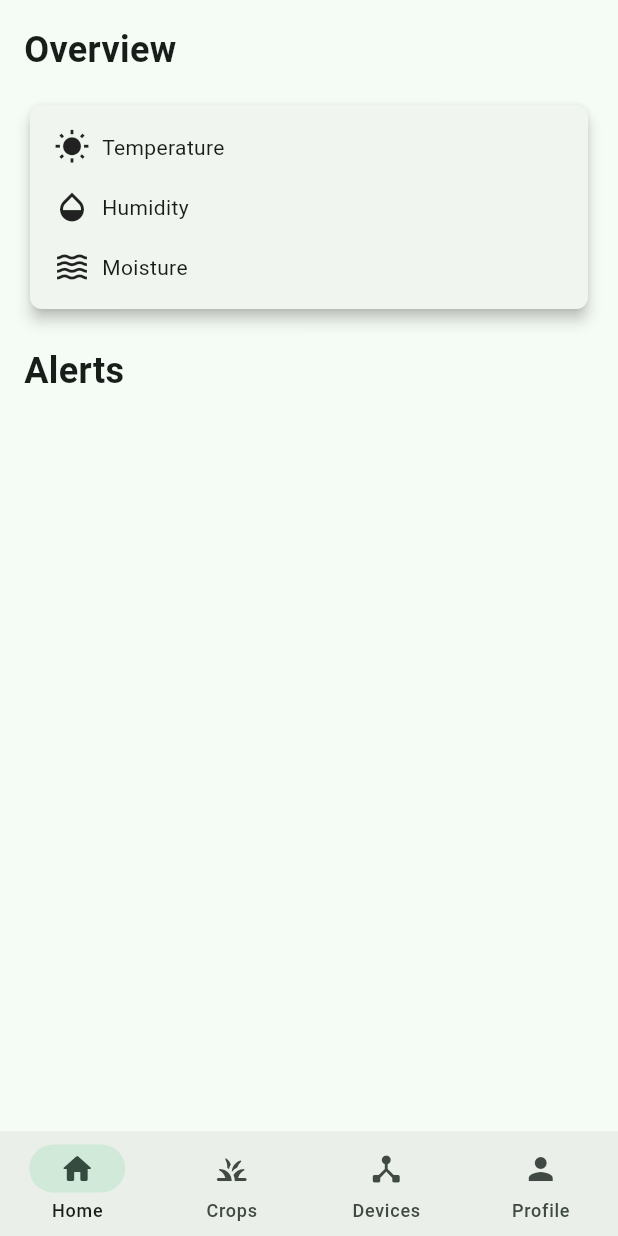
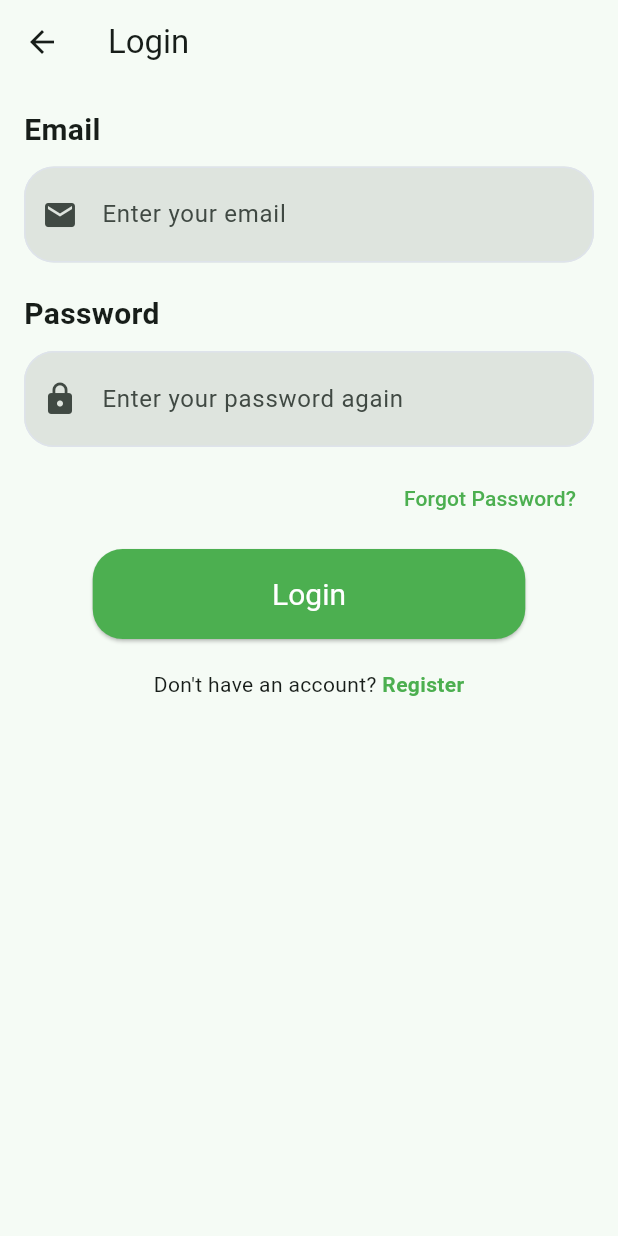
Before and after one commit to ZouheirN/CropSync, a Flutter app: the screen it shows after launch, after a tap on "Login", on a phone screen of 412 x 824 dp. Run offline on Flutter 3.47's test engine with Material 3 defaults, Android fonts, the phone set to English and light mode, and no system bars; our stand-ins replace email_validator, flutter_map, flutter_secure_storage, flutter_staggered_animations, gap, geocoding and 7 more; missing offline and left inert: bcrypt, fancy_password_field, flutter_map_tile_caching; accounts and stored records are empty.

Commit message:
done with map, added login screen

```diff
--- a/lib/screens/devices_screen.dart
+++ b/lib/screens/devices_screen.dart
@@ -2,6 +2,7 @@ import 'package:cropsync/services/user_model.dart';
 import 'package:flutter/material.dart';
 import 'package:flutter_staggered_animations/flutter_staggered_animations.dart';
 import 'package:watch_it/watch_it.dart';
+
 import 'add_device_screen.dart';
 
 class DevicesScreen extends WatchingStatefulWidget {
@@ -30,8 +31,9 @@ class _DevicesScreenState extends State<DevicesScreen> {
         centerTitle: false,
         actions: [
           IconButton(
-              onPressed: () => _addDevice(context),
-              icon: const Icon(Icons.add)),
+            onPressed: () => _addDevice(context),
+            icon: const Icon(Icons.add),
+          ),
         ],
       ),
       body: Padding(
--- /dev/null
+++ b/lib/screens/login_screen.dart
@@ -0,0 +1,217 @@
+import 'dart:convert';
+import 'dart:math';
+import 'package:bcrypt/bcrypt.dart';
+import 'package:cropsync/json/user.dart';
+import 'package:cropsync/screens/main_screen.dart';
+import 'package:cropsync/screens/register_screen.dart';
+import 'package:cropsync/services/user_model.dart';
+import 'package:cropsync/services/user_token.dart';
+import 'package:cropsync/widgets/buttons.dart';
+import 'package:cropsync/widgets/textfields.dart';
+import 'package:email_validator/email_validator.dart';
+import 'package:flutter/material.dart';
+import 'package:flutter/services.dart';
+import 'package:gap/gap.dart';
+import 'package:watch_it/watch_it.dart';
+
+class LoginScreen extends StatefulWidget {
+  const LoginScreen({super.key});
+
+  @override
+  State<LoginScreen> createState() => _LoginScreenState();
+}
+
+class _LoginScreenState extends State<LoginScreen> {
+  final _formKey = GlobalKey<FormState>();
+
+  final _emailTextController = TextEditingController();
+  final _passwordTextController = TextEditingController();
+
+  bool _isLoading = false;
+
+  Future<String> _loadData() async {
+    return await rootBundle.loadString('assets/user.json');
+  }
+
+  Future<void> _login() async {
+    FocusManager.instance.primaryFocus?.unfocus();
+
+    if (_formKey.currentState!.validate()) {
+      if (_isLoading) return;
+
+      setState(() {
+        _isLoading = true;
+      });
+
+      await Future.delayed(const Duration(seconds: 2));
+
+      // Hash the password
+      final String hashedPassword = BCrypt.hashpw(
+        _passwordTextController.text,
+        BCrypt.gensalt(
+          secureRandom: Random(
+            _passwordTextController.text.length,
+          ),
+        ),
+      );
+
+      // TODO get user info from api
+      String jsonString = await _loadData();
+      final data = json.decode(jsonString);
+      User user = User.fromJson(data);
+
+      di<UserModel>().user = user;
+      UserToken.setToken(data['token']);
+
+      setState(() {
+        _isLoading = false;
+      });
+
+      if (!context.mounted) return;
+      Navigator.pop(context);
+      Navigator.of(context).pushReplacement(
+        MaterialPageRoute(
+          builder: (context) => const MainScreen(),
+        ),
+      );
+    }
+  }
+
+  @override
+  Widget build(BuildContext context) {
+    return Scaffold(
+      appBar: AppBar(
+        title: const Text('Login'),
+      ),
+      body: SingleChildScrollView(
+        child: Padding(
+          padding: const EdgeInsets.symmetric(
+            horizontal: 16,
+            vertical: 16,
+          ),
+          child: Form(
+            key: _formKey,
+            child: Column(
+              children: [
+                _buildEmailTextInputField(),
+                const Gap(20),
+                _buildPasswordTextInputField(),
+                const Gap(10),
+                Align(
+                  alignment: Alignment.centerRight,
+                  child: TextButton(
+                    child: const Text('Forgot Password?',
+                        style: TextStyle(color: Colors.green)),
+                    onPressed: () {},
+                  ),
+                ),
+                const Gap(10),
+                _buildLoginButton(),
+                const Gap(20),
+                Row(
+                  mainAxisAlignment: MainAxisAlignment.center,
+                  crossAxisAlignment: CrossAxisAlignment.start,
+                  children: [
+                    const Text('Don\'t have an account? '),
+                    GestureDetector(
+                      onTap: () {
+                        Navigator.of(context).pushReplacement(
+                          MaterialPageRoute(
+                            builder: (context) => const RegisterScreen(),
+                          ),
+                        );
+                      },
+                      child: const Text(
+                        'Register',
+                        style: TextStyle(color: Colors.green, fontWeight: FontWeight.bold),
+                      ),
+                    ),
+                  ],
+                ),
+              ],
+            ),
+          ),
+        ),
+      ),
+    );
+  }
+
+  // Email Text Input Field
+  Widget _buildEmailTextInputField() {
+    return Column(
+      crossAxisAlignment: CrossAxisAlignment.start,
+      children: [
+        const Text(
+          'Email',
+          style: TextStyle(
+            fontSize: 20,
+            fontWeight: FontWeight.bold,
+          ),
+        ),
+        const Gap(10),
+        PrimaryTextField(
+          hintText: 'Enter your email',
+          textController: _emailTextController,
+          prefixIcon: const Icon(Icons.email),
+          validator: (value) {
+            if (value == null || value.isEmpty) {
+              return 'Please enter your email';
+            }
+
+            if (!EmailValidator.validate(value, true, true)) {
+              return 'Please enter a valid email';
+            }
+
+            return null;
+          },
+        ),
+      ],
+    );
+  }
+
+  // Password Text Input Field
+  Widget _buildPasswordTextInputField() {
+    return Column(
+      crossAxisAlignment: CrossAxisAlignment.start,
+      children: [
+        const Text(
+          'Password',
+          style: TextStyle(
+            fontSize: 20,
+            fontWeight: FontWeight.bold,
+          ),
+        ),
+        const Gap(10),
+        PrimaryTextField(
+          hintText: 'Enter your password again',
+          textController: _passwordTextController,
+          prefixIcon: const Icon(Icons.lock),
+          obscureText: true,
+          validator: (value) {
+            if (value == null || value.isEmpty) {
+              return 'Please enter your password again';
+            }
+
+            if (value != _passwordTextController.text) {
+              return 'Password does not match';
+            }
+
+            return null;
+          },
+        ),
+      ],
+    );
+  }
+
+  // Login Button
+  Widget _buildLoginButton() {
+    return SizedBox(
+      width: MediaQuery.of(context).size.width * 0.7,
+      child: PrimaryButton(
+        text: 'Login',
+        onPressed: _login,
+        isLoading: _isLoading,
+      ),
+    );
+  }
+}
--- a/lib/screens/welcome_screen.dart
+++ b/lib/screens/welcome_screen.dart
@@ -1,40 +1,13 @@
-import 'dart:convert';
 import 'dart:ui';
 
-import 'package:cropsync/json/user.dart';
-import 'package:cropsync/screens/main_screen.dart';
+import 'package:cropsync/screens/login_screen.dart';
 import 'package:cropsync/screens/register_screen.dart';
-import 'package:cropsync/services/user_model.dart';
-import 'package:cropsync/services/user_token.dart';
 import 'package:cropsync/widgets/buttons.dart';
 import 'package:flutter/material.dart';
-import 'package:flutter/services.dart';
 import 'package:gap/gap.dart';
-import 'package:watch_it/watch_it.dart';
-
-Future<String> _loadData() async {
-  return await rootBundle.loadString('assets/user.json');
-}
 
 class WelcomeScreen extends StatelessWidget {
   const WelcomeScreen({super.key});
-
-  void _login(BuildContext context) async {
-    // TODO get user info from api
-    String jsonString = await _loadData();
-    final data = json.decode(jsonString);
-    User user = User.fromJson(data);
-
-    di<UserModel>().user = user;
-    UserToken.setToken(data['token']);
-
-    if (!context.mounted) return;
-    Navigator.of(context).pushReplacement(
-      MaterialPageRoute(
-        builder: (context) => const MainScreen(),
-      ),
-    );
-  }
 
   @override
   Widget build(BuildContext context) {
@@ -51,8 +24,7 @@ class WelcomeScreen extends StatelessWidget {
             child: BackdropFilter(
               filter: ImageFilter.blur(sigmaX: 2.0, sigmaY: 2.0),
               child: Container(
-                decoration:
-                    BoxDecoration(color: Colors.white.withOpacity(0.0)),
+                decoration: BoxDecoration(color: Colors.white.withOpacity(0.0)),
               ),
             ),
           ),
@@ -139,7 +111,16 @@ class WelcomeScreen extends StatelessWidget {
   Widget _buildButtons(BuildContext context) {
     return Column(
       children: [
-        PrimaryButton(text: 'Login', onPressed: () => _login(context)),
+        PrimaryButton(
+          text: 'Login',
+          onPressed: () {
+            Navigator.of(context).push(
+              MaterialPageRoute(
+                builder: (context) => const LoginScreen(),
+              ),
+            );
+          },
+        ),
         const Gap(20),
         Row(
           children: [
```
Also changed, not shown: lib/screens/add_device_screen.dart (+79 -4 lines), lib/screens/crops_screen.dart (+11 -1 lines), lib/screens/home_screen.dart (+15 -4 lines), lib/screens/register_screen.dart (+39 -11 lines).
